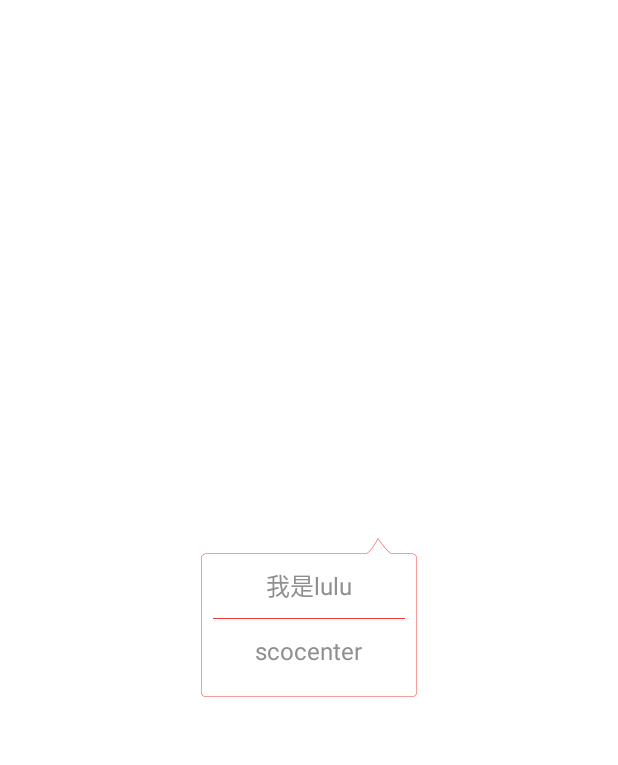
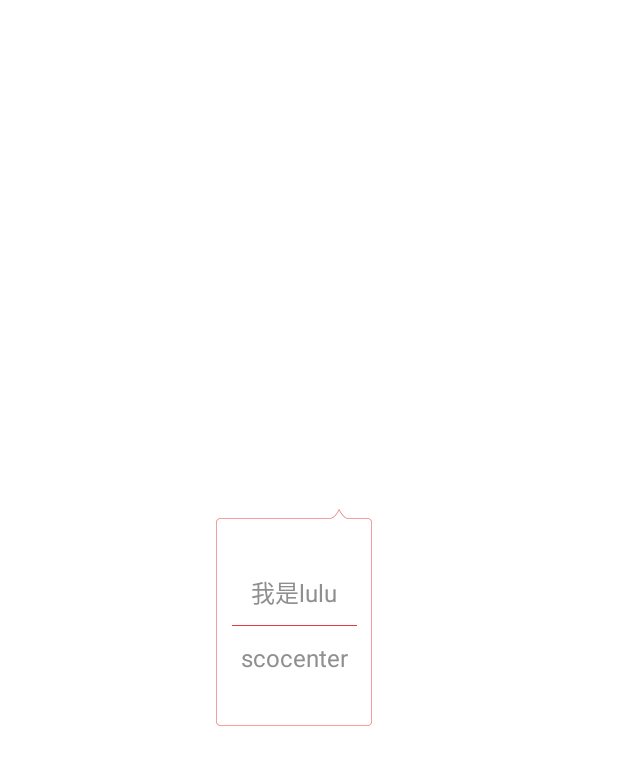
Before and after one commit to lulu520lulu/changxunc, an Android app: the layout person_center_popup_window.xml on its own in the app's theme, with its tools: preview values and no code run, on a phone screen of 412 x 824 dp. Shown: the top 765 px of the screen. Run offline under Robolectric (Android 15) with nearby library versions, the phone set to English and light mode, and no system bars.

Commit message:
修改popupwindow

```diff
--- a/app/src/main/java/com/c/hangxunc/pages/home/HomeFragment.java
+++ b/app/src/main/java/com/c/hangxunc/pages/home/HomeFragment.java
@@ -449,6 +449,6 @@ public class HomeFragment extends BaseFragment<HomePresenter> {
         WindowManager.LayoutParams lp = getActivity().getWindow().getAttributes();
         lp.alpha = 0.3f;
         getActivity().getWindow().setAttributes(lp);
-        mHomePopupWindow.showAsDropDown(login_person, 0, 0, Gravity.BOTTOM | Gravity.RIGHT);
+        mHomePopupWindow.showAsDropDown(login_person, -20, 0, Gravity.BOTTOM | Gravity.RIGHT);
     }
 }
--- a/app/src/main/res/layout/home_list_banner_top.xml
+++ b/app/src/main/res/layout/home_list_banner_top.xml
@@ -10,7 +10,7 @@
     <com.youth.banner.Banner
         android:id="@+id/banner"
         android:layout_width="match_parent"
-        android:layout_height="150dp"
+        android:layout_height="144dp"
         banner:image_scale_type="fit_xy">
 
     </com.youth.banner.Banner>
--- a/app/src/main/res/layout/list_product_xian_item.xml
+++ b/app/src/main/res/layout/list_product_xian_item.xml
@@ -16,6 +16,7 @@
             android:id="@+id/image"
             android:layout_width="80dp"
             android:layout_height="80dp"
+            android:layout_margin="10dp"
             android:scaleType="fitXY" />
 
         <TextView
@@ -36,8 +37,7 @@
             android:layout_height="wrap_content"
             android:layout_marginLeft="6dp"
             android:layout_marginTop="6dp"
-            android:layout_marginRight="6dp"
-            android:layout_marginBottom="10dp">
+            android:layout_marginRight="6dp">
 
             <TextView
                 android:id="@+id/sale_num"
--- a/app/src/main/res/layout/person_center_popup_window.xml
+++ b/app/src/main/res/layout/person_center_popup_window.xml
@@ -1,9 +1,14 @@
 <?xml version="1.0" encoding="utf-8"?>
-<LinearLayout xmlns:android="http://schemas.android.com/apk/res/android"
+<RelativeLayout xmlns:android="http://schemas.android.com/apk/res/android"
     android:id="@+id/container"
     android:layout_width="wrap_content"
     android:layout_height="wrap_content"
-    android:layout_gravity="center"
+    android:layout_gravity="center">
+
+    <LinearLayout
+        android:layout_width="wrap_content"
+        android:layout_height="wrap_content"
+        android:layout_marginRight="20dp"
         android:background="@mipmap/home_person_center"
         android:gravity="center"
         android:orientation="vertical">
@@ -12,6 +17,9 @@
             android:id="@+id/name"
             android:layout_width="wrap_content"
             android:layout_height="wrap_content"
+            android:layout_marginLeft="16dp"
+            android:layout_marginTop="20dp"
+            android:layout_marginRight="16dp"
             android:text="我是lulu"
             android:textColor="@color/home_popup_text"
             android:textSize="16sp" />
@@ -19,9 +27,9 @@
         <View
             android:layout_width="match_parent"
             android:layout_height="1px"
-        android:layout_marginLeft="8dp"
+            android:layout_marginLeft="10dp"
             android:layout_marginTop="10dp"
-        android:layout_marginRight="8dp"
+            android:layout_marginRight="10dp"
             android:layout_marginBottom="10dp"
             android:background="@color/main_red_text" />
 
@@ -29,7 +37,11 @@
             android:id="@+id/go_center"
             android:layout_width="wrap_content"
             android:layout_height="wrap_content"
+            android:layout_marginLeft="16dp"
+            android:layout_marginRight="16dp"
+            android:layout_marginBottom="15dp"
             android:text="scocenter"
             android:textColor="@color/home_popup_text"
             android:textSize="16sp" />
     </LinearLayout>
+</RelativeLayout>
```
Also changed, not shown: app/src/main/java/com/c/hangxunc/pages/home/HomeListAdapter.java (+7 -1 lines), app/src/main/java/com/c/hangxunc/pages/home/SpecialAdapter.java (+48 -22 lines), app/src/main/java/com/c/hangxunc/pages/home/TabRecycleAdapter.java (+12 -2 lines), app/src/main/res/mipmap-xxhdpi/home_person_center.9.png. Lines whose indentation alone changed are shown as unchanged.
